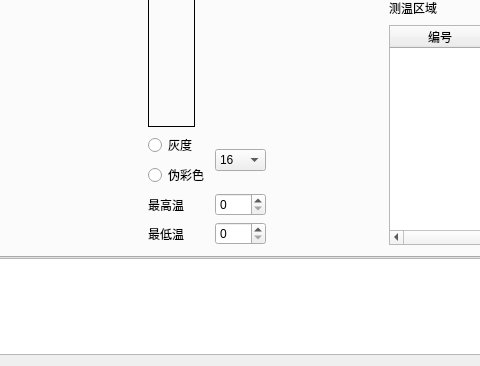
First picture: the form in MTD/widget.ui, repository wj199046/MTD-20170814, before the edit; both pictures show x 351 to 831 and y 434 to 800 of the 1115 by 800 pixel window.
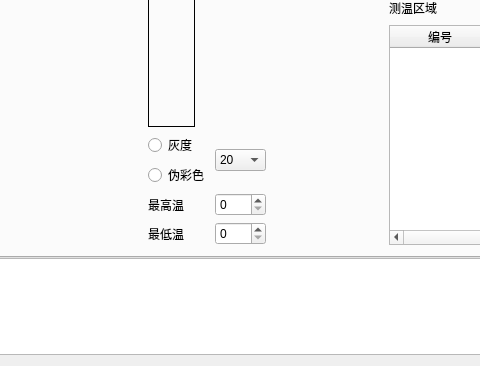
Second picture: the form after the edit. Icons and pictures are not drawn. Custom widgets are drawn as their Qt base class.

Commit message: 主界面操作界面图象处理

The edit to the form file:
```diff
--- a/MTD/widget.ui
+++ b/MTD/widget.ui
@@ -262,7 +262,7 @@
                 <widget class="QComboBox" name="comboBox_PseudoColorSelector">
                  <item>
                   <property name="text">
-                   <string>16</string>
+                   <string>20</string>
                   </property>
                  </item>
                  <item>
```
Left out of the diff: 11 changed lines with no effect on the pictures. The commit also changes 2 other files.
